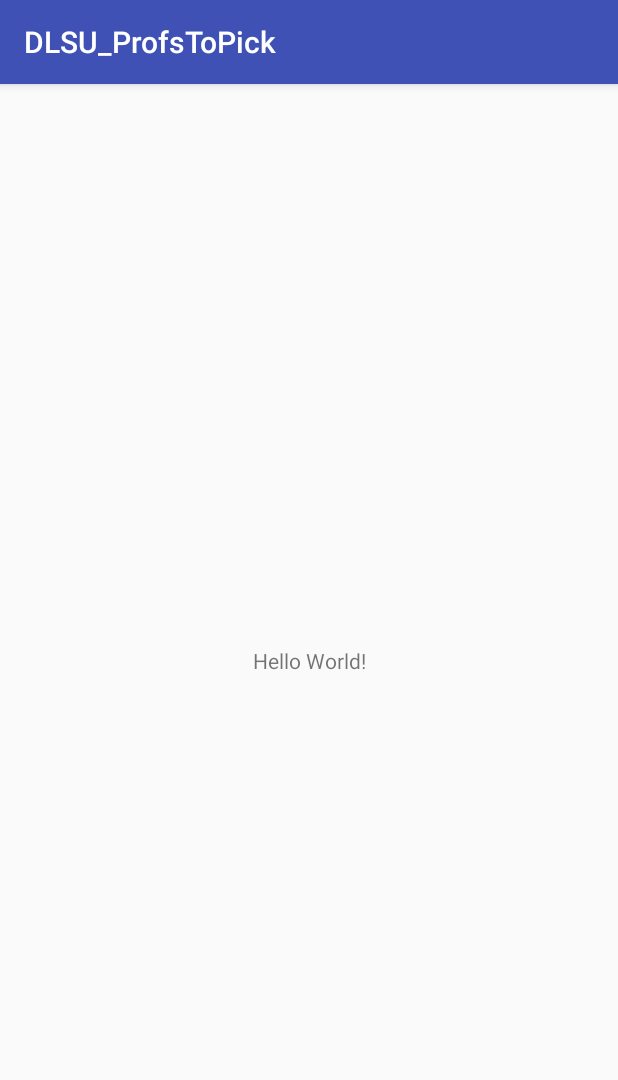
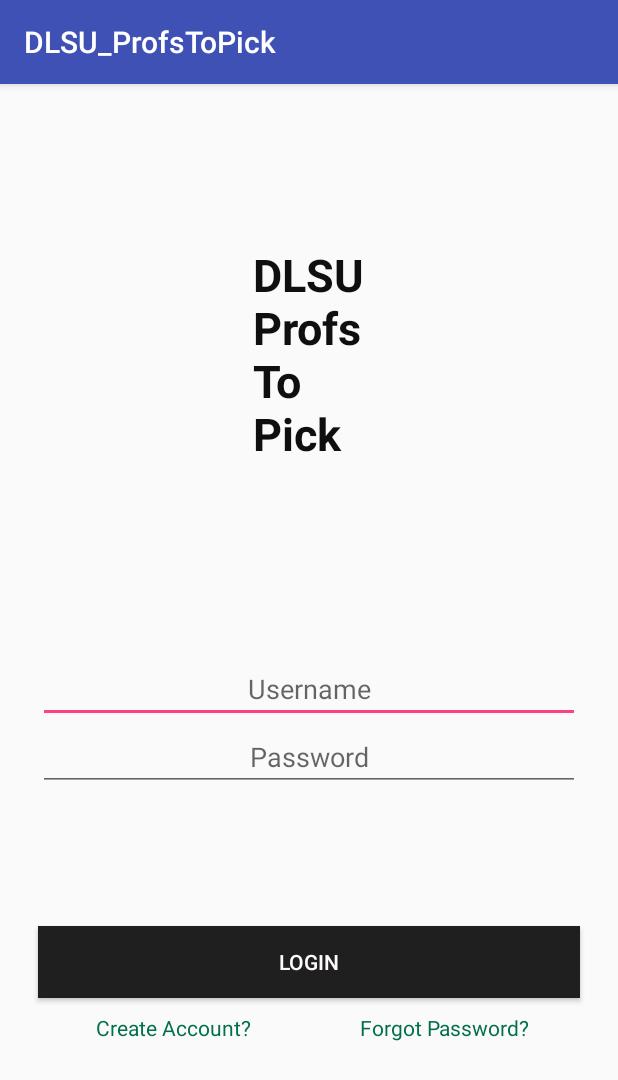
Before and after one commit to harveylallave/MOBAPDE, an Android app: the screen it shows after launch (MainActivity), on a phone screen of 412 x 824 dp. Shown: the top 1080 px of the screen. Run offline under Robolectric (Android 15) with nearby library versions, the phone set to English and light mode, and no system bars.

Commit message:
Login view

```diff
--- a/app/src/main/res/layout/activity_main.xml
+++ b/app/src/main/res/layout/activity_main.xml
@@ -1,18 +1,102 @@
 <?xml version="1.0" encoding="utf-8"?>
-<android.support.constraint.ConstraintLayout xmlns:android="http://schemas.android.com/apk/res/android"
+<LinearLayout xmlns:android="http://schemas.android.com/apk/res/android"
     xmlns:app="http://schemas.android.com/apk/res-auto"
     xmlns:tools="http://schemas.android.com/tools"
     android:layout_width="match_parent"
     android:layout_height="match_parent"
-    tools:context="valdez.lallave.dagdag.dlsu_profstopick.MainActivity">
+    tools:context="valdez.lallave.dagdag.dlsu_profstopick.MainActivity"
+    android:gravity="center"
+    android:orientation="vertical">
 
     <TextView
         android:layout_width="wrap_content"
         android:layout_height="wrap_content"
-        android:text="Hello World!"
-        app:layout_constraintBottom_toBottomOf="parent"
-        app:layout_constraintLeft_toLeftOf="parent"
-        app:layout_constraintRight_toRightOf="parent"
-        app:layout_constraintTop_toTopOf="parent" />
+        android:layout_weight="3"
+        android:text="DLSU\nProfs\nTo\nPick"
+        android:textSize="30sp"
+        android:textStyle="bold"
+        android:layout_marginTop="10dp"
+        android:layout_marginBottom="30dp"
+        android:textColor="#0f0f0f"
+        android:gravity="center_vertical"
+        />
 
-</android.support.constraint.ConstraintLayout>
+    <LinearLayout
+        android:layout_width="match_parent"
+        android:layout_height="wrap_content"
+        android:orientation="vertical"
+        android:layout_weight="1">
+        <EditText
+            android:layout_width="match_parent"
+            android:layout_height="wrap_content"
+            android:hint="Username"
+            android:id="@+id/usernameET"
+            android:layout_marginLeft="25dp"
+            android:layout_marginRight="25dp"
+            android:gravity="center"
+            android:inputType="textEmailAddress"/>
+
+        <EditText
+            android:layout_width="match_parent"
+            android:layout_height="wrap_content"
+            android:hint="Password"
+            android:id="@+id/passwordET"
+            android:layout_marginLeft="25dp"
+            android:layout_marginRight="25dp"
+            android:gravity="center"
+            android:inputType="textPassword"
+            />
+    </LinearLayout>
+
+    <LinearLayout
+        android:layout_width="match_parent"
+        android:layout_height="wrap_content"
+        android:orientation="vertical"
+        android:layout_weight="2">
+        <Button
+            android:layout_width="match_parent"
+            android:layout_height="wrap_content"
+            android:text="Login"
+            android:id="@+id/loginB"
+            android:layout_marginTop="25dp"
+            android:layout_marginLeft="25dp"
+            android:layout_marginRight="25dp"
+            android:layout_marginBottom="10dp"
+            android:gravity="center"
+            android:textColor="#fffafa"
+            android:background="#1f1f1f"
+            />
+
+
+        <LinearLayout
+            android:layout_width="match_parent"
+            android:layout_height="wrap_content"
+            android:layout_marginLeft="25dp"
+            android:layout_marginRight="25dp">
+            <TextView
+                android:layout_width="0dip"
+                android:layout_weight="1"
+                android:layout_height="wrap_content"
+                android:text="Create Account?"
+                android:id="@+id/createAccTV"
+                android:gravity="center"
+                android:textColor="#006f4a"
+                android:onClick="android:textColor='#0000'"
+                /><!--TODO ^ not sure -->
+
+
+            <TextView
+                android:layout_width="0dp"
+                android:layout_weight="1"
+                android:textColor="#006f4a"
+                android:layout_height="wrap_content"
+                android:text="Forgot Password?"
+                android:id="@+id/forgotPassTV"
+                android:gravity="center"
+                />
+
+        </LinearLayout>
+
+    </LinearLayout>
+
+</LinearLayout>
```
